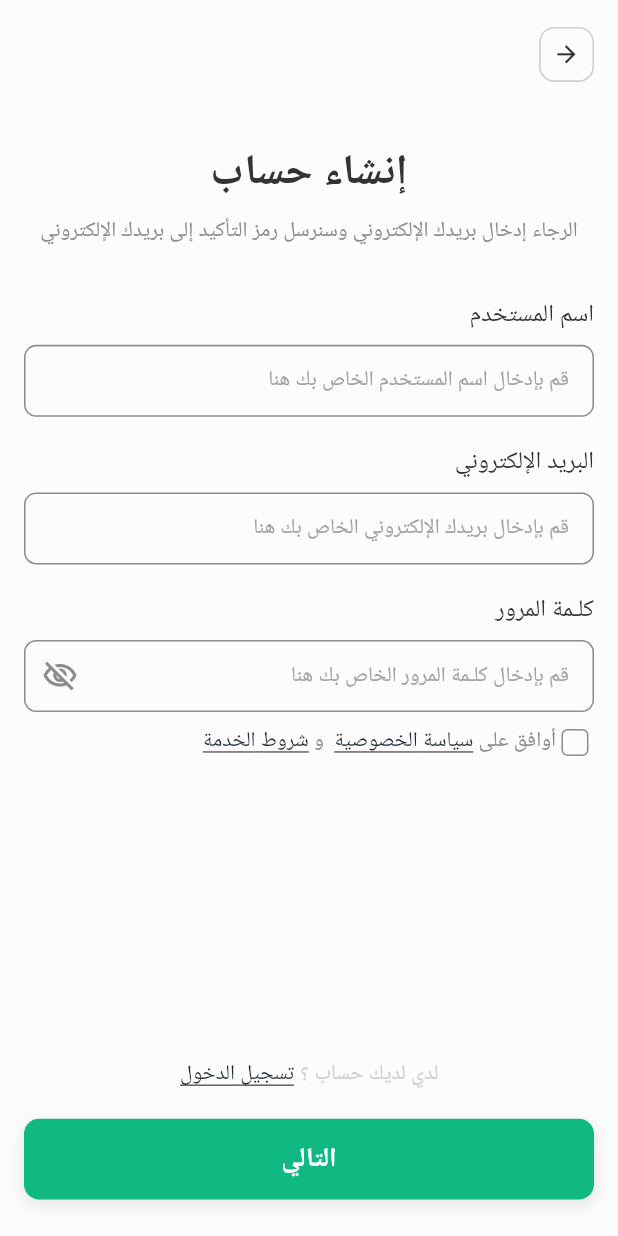
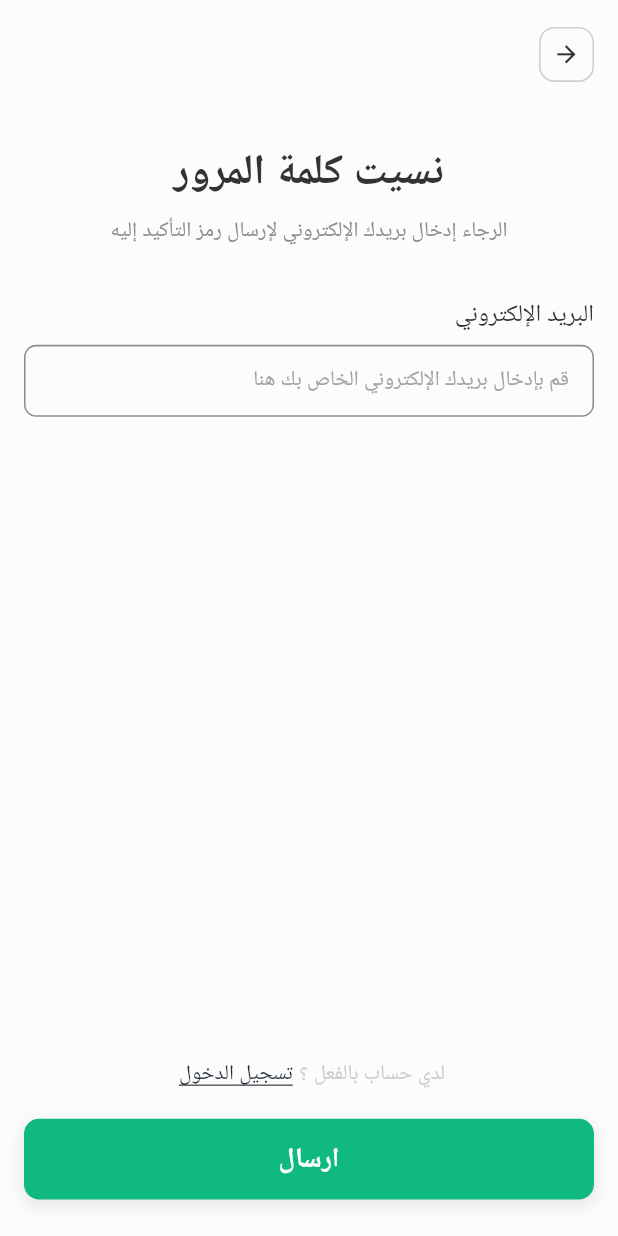
Before and after one commit to ahmedhosamm/Noorex, a Flutter app: the LoginScreen screen opened by its route, after a tap on "نسيت كلـمة السر؟", on a phone screen of 412 x 824 dp. Run offline on Flutter 3.47's test engine with Material 3 defaults, Android fonts, the light colour scheme and no system bars; our stand-ins replace flutter_screenutil, flutter_svg, go_router, google_fonts; Roboto replaces fonts that are missing (Cairo).

Commit message:
Add forgot password screen and route
Create a new Forgot Password UI and wire up navigation.

```diff
--- /dev/null
+++ b/lib/Features/Authentication/Forgot Password/forgot_Password.dart
@@ -0,0 +1,136 @@
+import 'package:flutter/gestures.dart';
+import 'package:flutter/material.dart';
+import 'package:flutter_screenutil/flutter_screenutil.dart';
+import 'package:go_router/go_router.dart';
+import '../../../Style/Theme/App_Colors.dart';
+import '../../../Style/Theme/App_Fonts.dart';
+import '../../../Style/Theme/Base_Screen.dart';
+import '../../../Style/Widgets/Buttons/Custom_Button_Widget.dart';
+import '../../../Style/Widgets/Text Field/Custom_Text_Field_Widget.dart';
+
+class forgot_Password extends StatefulWidget {
+  const forgot_Password({super.key});
+
+  @override
+  State<forgot_Password> createState() => _forgot_PasswordState();
+}
+
+class _forgot_PasswordState extends State<forgot_Password> {
+  final TextEditingController emailController = TextEditingController();
+  final TextEditingController passwordController = TextEditingController();
+  final GlobalKey<FormState> formKey = GlobalKey<FormState>();
+
+  bool isObscure = true;
+  bool isAgreed = false;
+
+  @override
+  Widget build(BuildContext context) {
+    return BaseScreen(
+      child: Form(
+        key: formKey,
+        child: Column(
+          crossAxisAlignment: CrossAxisAlignment.start,
+          children: [
+
+
+
+            Align(
+              alignment: Alignment.topRight,
+              child: InkWell(
+                onTap: () => context.pop(),
+                borderRadius: BorderRadius.circular(10.r),
+                child: Container(
+                  padding: EdgeInsets.all(8.sp),
+                  decoration: BoxDecoration(
+                    color: AppColors.neutral100,
+                    border: Border.all(color: AppColors.neutral300, width: 1.w),
+                    borderRadius: BorderRadius.circular(10.r),
+                  ),
+                  child: Icon(
+                    Icons.arrow_forward_outlined,
+                    size: 18.sp,
+                    color: AppColors.neutral1000,
+                  ),
+                ),
+              ),
+            ),
+
+            SizedBox(height:40.h),
+            Center(
+              child: Column(
+                mainAxisAlignment: MainAxisAlignment.center,
+                crossAxisAlignment: CrossAxisAlignment.center,
+                children: [
+                  Text(
+                    'نسيت كلمة المرور',
+                    style: AppTexts.heading1Bold.copyWith(
+                      color: AppColors.neutral1000,
+                    ),
+                    textAlign: TextAlign.center,
+                  ),
+                  SizedBox(height: 8.h),
+                  Text(
+                    'الرجاء إدخال بريدك الإلكتروني لإرسال رمز التأكيد إليه',
+                    textAlign: TextAlign.center,
+                    style: AppTexts.contentRegular.copyWith(
+                      color: AppColors.neutral600,
+                    ),
+                  ),
+                ],
+              ),
+            ),
+
+            SizedBox(height: 32.h),
+
+            CustomTextFormFieldWidget(
+              controller: passwordController,
+              labelText: 'البريد الإلكتروني',
+              hintText: 'قم بإدخال بريدك الإلكتروني الخاص بك هنا',
+              obscureText: isObscure,
+
+            ),
+
+
+            const Spacer(),
+
+            Center(
+              child: Text.rich(
+                TextSpan(
+                  text: ' لدي حساب بالفعل ؟',
+                  style: AppTexts.contentRegular.copyWith(
+                    color: AppColors.neutral300,
+                  ),
+                  children: [
+                    WidgetSpan(child: SizedBox(width: 4.w)),
+                    TextSpan(
+                      text: 'تسجيل الدخول',
+                      style: AppTexts.contentEmphasis.copyWith(
+                        color: AppColors.secondary500,
+                        decoration: TextDecoration.underline,
+                      ),
+                      recognizer: TapGestureRecognizer()
+                        ..onTap = () {
+                          context.push('/login');
+                        },
+                    ),
+                  ],
+                ),
+              ),
+            ),
+
+            SizedBox(height: 18.h),
+
+            CustomButtonWidget(
+              text: 'ارسال',
+              color: AppColors.primary700,
+              onPressed: () {
+              },
+            ),
+
+            SizedBox(height: 24.h),
+          ],
+        ),
+      ),
+    );
+  }
+}
--- a/lib/Features/Authentication/Login/Login.dart
+++ b/lib/Features/Authentication/Login/Login.dart
@@ -169,7 +169,7 @@ class _LoginScreenState extends State<LoginScreen> {
             SizedBox(height: 8.h),
             GestureDetector(
               onTap: () {
-                context.push('/Signup');
+                context.push('/forgot_Password');
               },
               child: Text(
                   'نسيت كلـمة السر؟',
--- a/lib/routes/app-router.dart
+++ b/lib/routes/app-router.dart
@@ -2,6 +2,7 @@ import 'package:go_router/go_router.dart';
 import 'package:noorex/Features/Authentication/Login/Login.dart';
 import 'package:noorex/Features/Splash/View%20UI/Splash_Screen.dart';
 import '../Features/Authentication/Create New Passward/Create _New_Passward.dart';
+import '../Features/Authentication/Forgot Password/forgot_Password.dart';
 import '../Features/Authentication/SignUp/Signup.dart';
 import '../Features/Authentication/Welcome Screen/Welcome_Screen.dart';
 
@@ -15,7 +16,7 @@ class AppRouter {
       GoRoute(path: '/WelcomeScreen', builder: (context, state) => const WelcomeScreen()),
       GoRoute(path: '/Signup', builder: (context, state) => const Signupscreen()),
       GoRoute(path: '/CreateNewPassword', builder: (context, state) => const Create_New_Password()),
-
+      GoRoute(path: '/forgot_Password', builder: (context, state) => const forgot_Password()),
     ],
   );
 }
```
